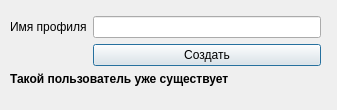
Above: newprofile.ui from mikhailKhmel/database_viewer before the change. Below: the same form after it.
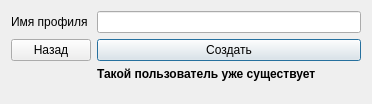
That is the form after the change.

Patch:
```diff
--- a/newprofile.ui
+++ b/newprofile.ui
@@ -9,22 +9,15 @@
    <rect>
     <x>0</x>
     <y>0</y>
-    <width>337</width>
-    <height>110</height>
+    <width>372</width>
+    <height>104</height>
    </rect>
   </property>
   <property name="windowTitle">
    <string>Dialog</string>
   </property>
-  <widget class="QWidget" name="">
-   <property name="geometry">
-    <rect>
-     <x>10</x>
-     <y>16</y>
-     <width>311</width>
-     <height>80</height>
-    </rect>
-   </property>
+  <layout class="QGridLayout" name="gridLayout">
+   <item row="0" column="0">
    <layout class="QFormLayout" name="formLayout">
     <item row="0" column="0">
      <widget class="QLabel" name="label">
@@ -36,14 +29,7 @@
     <item row="0" column="1">
      <widget class="QLineEdit" name="lineEdit"/>
     </item>
-    <item row="1" column="1">
-     <widget class="QPushButton" name="pushButton">
-      <property name="text">
-       <string>Создать</string>
-      </property>
-     </widget>
-    </item>
-    <item row="2" column="0" colspan="2">
+     <item row="2" column="1">
      <widget class="QLabel" name="error_label">
       <property name="enabled">
        <bool>true</bool>
@@ -59,8 +45,23 @@
       </property>
      </widget>
     </item>
-   </layout>
-  </widget>
+     <item row="1" column="1">
+      <widget class="QPushButton" name="pushButton">
+       <property name="text">
+        <string>Создать</string>
+       </property>
+      </widget>
+     </item>
+     <item row="1" column="0">
+      <widget class="QPushButton" name="pushButton_exit">
+       <property name="text">
+        <string>Назад</string>
+       </property>
+      </widget>
+     </item>
+    </layout>
+   </item>
+  </layout>
  </widget>
  <resources/>
  <connections/>
```
Lines whose indentation alone changed are shown as unchanged.
